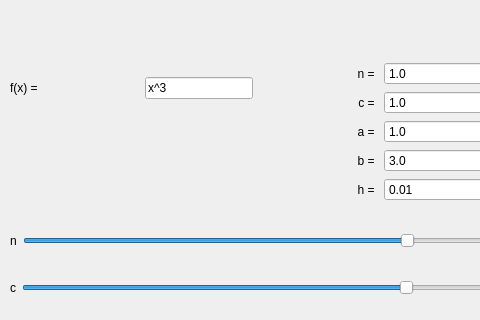
Before: the Qt Designer form plots/desktop/any_function/ui/main.ui in AlexPishchikov/product-integral, drawn with Qt 5; both pictures show x 0 to 480 and y 434 to 754 of the 803 by 907 pixel window.
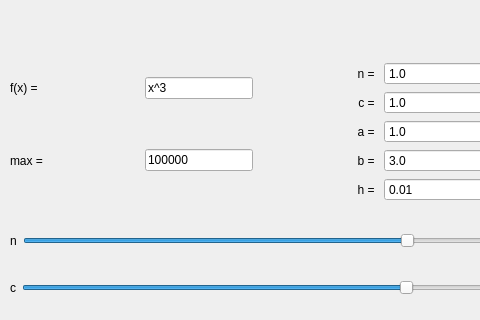
After: the same form once the commit is applied.

What changed in the file:
```diff
--- a/plots/desktop/any_function/ui/main.ui
+++ b/plots/desktop/any_function/ui/main.ui
@@ -318,6 +318,30 @@
            </item>
           </layout>
          </item>
+         <item row="2" column="0">
+          <layout class="QHBoxLayout" name="horizontalLayout_8">
+           <item>
+            <widget class="QLabel" name="label_max">
+             <property name="text">
+              <string>max =</string>
+             </property>
+            </widget>
+           </item>
+           <item>
+            <widget class="QLineEdit" name="max_line_edit">
+             <property name="sizePolicy">
+              <sizepolicy hsizetype="Fixed" vsizetype="Fixed">
+               <horstretch>0</horstretch>
+               <verstretch>0</verstretch>
+              </sizepolicy>
+             </property>
+             <property name="text">
+              <string>100000</string>
+             </property>
+            </widget>
+           </item>
+          </layout>
+         </item>
         </layout>
        </item>
       </layout>
```
Left out of the diff: 196 changed lines with no effect on the pictures.
